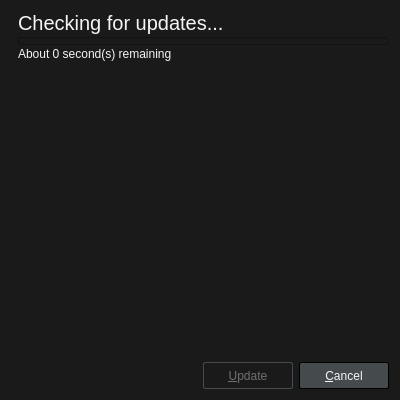
liberize/Baka-MPlayer, file src/ui/updatedialog.ui: the form before one commit.
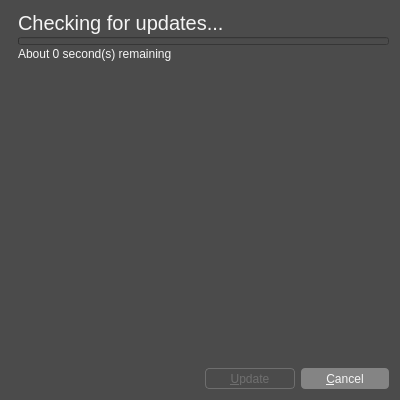
The form after the commit. Icons and pictures are not drawn.

```diff
--- a/src/ui/updatedialog.ui
+++ b/src/ui/updatedialog.ui
@@ -15,21 +15,21 @@
   </property>
   <property name="styleSheet">
    <string notr="true">QWidget {
-	font: 12px &quot;Noto Sans&quot;, &quot;FreeSans&quot;;
-	background: #1A1A1A;
-	color: whitesmoke;
+  font: 12px &quot;Noto Sans&quot;, &quot;FreeSans&quot;;
+  background: #4B4B4B;
+  color: whitesmoke;
 }
 
 /* QPushButton */
 
 QPushButton {
-	background: #454A4D;
-	border: 1px solid #000;
-	border-radius: 2px;
-	color: whitesmoke;
-	min-width: 76px;
-	min-height: 17px;
-	padding: 4px 6px;
+  background: #848484;
+  border: none;
+  border-radius: 4px;
+  color: whitesmoke;
+  min-width: 76px;
+  min-height: 15px;
+  padding: 3px 6px;
 }
 QPushButton:focus {
 	border: 1px solid #008098;
@@ -39,57 +39,57 @@
 	background: #2E3133;
 }
 QPushButton:disabled {
-	background: transparent;
-	border: 1px solid #454A4D;
-	color: #6F6F6F;
+  background: transparent;
+  border: 1px solid #6E6E6E;
+  color: #6F6F6F;
 }
 
 /* QScrollBar */
 
 QScrollBar:vertical {
-	padding-left: 1px;
-	width: 6px;
+  padding-left: 1px;
+  width: 6px;
 }
 QScrollBar::handle:vertical {
-	background: #008098;
-	border-radius: 2px;
-	min-height: 10px;
+  background: #A0A0A0;
+  border-radius: 2px;
+  min-height: 10px;
 }
 QScrollBar::add-line:vertical,
 QScrollBar::sub-line:vertical {
-	border: none;
+  border: none;
 }
 QScrollBar::add-page:vertical,
 QScrollBar::sub-page:vertical  {
-	background: #383838;
-	margin: 0 2px;
+  background: #4B4B4B;
+  margin: 0 2px;
 }
 QScrollBar::up-arrow:vertical,
 QScrollBar::down-arrow:vertical {
-	background: transparent;
+  background: transparent;
 }
 
 QScrollBar:horizontal {
-	height: 6px;
-	padding-top: 1px;
+  height: 6px;
+  padding-top: 1px;
 }
 QScrollBar::handle:horizontal {
-	background: #008098;
-	border-radius: 2px;
-	min-width: 10px;
+  background: #A0A0A0;
+  border-radius: 2px;
+  min-width: 10px;
 }
 QScrollBar::add-line:horizontal,
 QScrollBar::sub-line:horizontal {
-	border: none;
+  border: none;
 }
 QScrollBar::add-page:horizontal,
 QScrollBar::sub-page:horizontal {
-	background: #383838;
-	margin: 2px 0;
+  background: #4B4B4B;
+  margin: 2px 0;
 }
 QScrollBar::left-arrow:horizontal,
 QScrollBar::right-arrow:horizontal {
-	background: transparent;
+  background: transparent;
 }</string>
   </property>
   <layout class="QVBoxLayout" name="verticalLayout_2">
```
Left out of the diff: 6 changed lines with no effect on the pictures.
